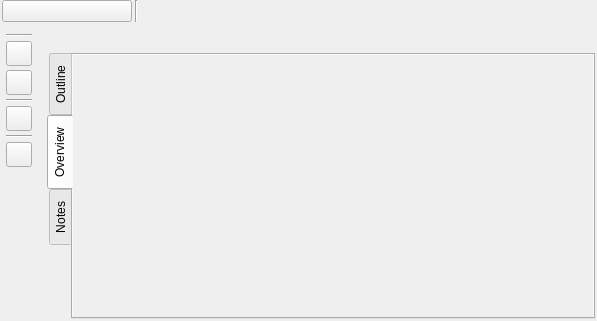
This is ui/story_structure_settings.ui in zkovari/plotlyst as Qt 5 draws it before an edit. The edited form follows.
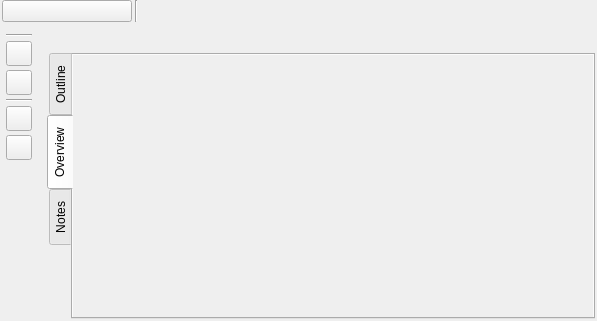
This is the edited form. The open tabs and pages were chosen to show the change. Custom widgets are drawn as their Qt base class.

Commit message: Disable story structure duplication

```diff
--- a/ui/story_structure_settings.ui
+++ b/ui/story_structure_settings.ui
@@ -181,13 +181,6 @@
           </property>
          </widget>
         </item>
-        <item>
-         <widget class="Line" name="line_3">
-          <property name="orientation">
-           <enum>Qt::Horizontal</enum>
-          </property>
-         </widget>
-        </item>
         <item>
          <widget class="QToolButton" name="btnDelete">
           <property name="cursor">
```
Left out of the diff: 10 changed lines with no effect on the pictures. The commit also changes 1 other file.
